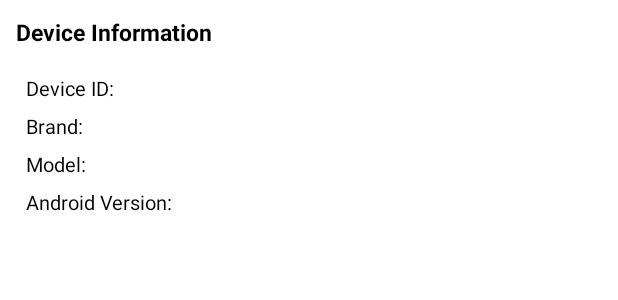
After one commit to AppDev321/Tracking-Kotlin-MVVM, an Android app: the layout fragment_device_form.xml on its own in the app's theme, with its tools: preview values and no code run, on a phone screen of 412 x 824 dp. The commit adds this screen. Shown: the top 300 px of the screen. Run offline under Robolectric (Android 15) with nearby library versions, the phone set to English and light mode, and no system bars.

```diff
--- a/app/src/main/java/com/example/afjtracking/view/activity/NavigationDrawerActivity.kt
+++ b/app/src/main/java/com/example/afjtracking/view/activity/NavigationDrawerActivity.kt
@@ -61,7 +61,8 @@ class NavigationDrawerActivity : BaseActivity() {
                 R.id.nav_vdi_inspection_list,
                 R.id.nav_weekly_inspection,
                 R.id.nav_fuel_form,
-                R.id.nav_report_form
+                R.id.nav_report_form,
+                R.id.nav_device_info
             ), drawerLayout
         )
 
--- a/app/src/main/java/com/example/afjtracking/view/fragment/report/ReportFormFragment.kt
+++ b/app/src/main/java/com/example/afjtracking/view/fragment/report/ReportFormFragment.kt
@@ -131,7 +131,7 @@ class ReportFormFragment : Fragment() {
         // Add observer for score
         reportViewModel.errorsMsg.observe(viewLifecycleOwner, Observer {
             if (it != null) {
-                mBaseActivity.toast(it, false)
+                mBaseActivity.toast(it, true)
                 mBaseActivity.showProgressDialog(false)
                // binding.txtErrorMsg.visibility = View.VISIBLE
                 binding.txtErrorMsg.text = it.toString()
--- /dev/null
+++ b/app/src/main/res/layout/fragment_device_form.xml
@@ -0,0 +1,158 @@
+<?xml version="1.0" encoding="utf-8"?>
+<layout xmlns:android="http://schemas.android.com/apk/res/android"
+    xmlns:app="http://schemas.android.com/apk/res-auto">
+
+    <data>
+
+        <variable
+            name="deviceInfo"
+            type="com.example.afjtracking.model.requests.DeviceDetail" />
+
+
+
+
+    </data>
+
+
+    <LinearLayout
+        android:id="@+id/container_inspection"
+        android:layout_width="match_parent"
+        android:layout_height="match_parent"
+        android:orientation="vertical"
+        android:visibility="visible">
+
+        <TextView
+            android:id="@+id/txt_inpseciton_count"
+            android:layout_width="match_parent"
+            android:layout_height="wrap_content"
+            android:padding="@dimen/_8sdp"
+            android:text="Device Information"
+            android:textColor="@color/black"
+            android:textSize="@dimen/text_heading_body_size"
+            android:textStyle="bold" />
+
+
+        <LinearLayout
+            android:layout_width="match_parent"
+            android:layout_height="wrap_content"
+            android:orientation="vertical"
+            android:padding="@dimen/_5sdp">
+
+
+
+            <LinearLayout
+                android:layout_width="match_parent"
+                android:layout_height="wrap_content"
+                android:layout_marginLeft="@dimen/_8sdp"
+                android:layout_marginRight="@dimen/_8sdp"
+                android:layout_marginBottom="@dimen/_5sdp"
+                android:orientation="horizontal"
+                android:visibility="visible"
+                android:weightSum="2">
+
+                <TextView
+                    android:layout_width="0dp"
+                    android:layout_height="wrap_content"
+                    android:layout_weight="1"
+                    android:text="Device ID:"
+                    android:textColor="@color/black"
+                    android:textSize="@dimen/text_body_normal_size" />
+
+                <TextView
+                    android:layout_width="0dp"
+                    android:layout_height="wrap_content"
+                    android:layout_weight="1"
+                    android:text="@={deviceInfo.deviceID}"
+                    android:textSize="@dimen/text_body_normal_size" />
+            </LinearLayout>
+
+
+
+            <LinearLayout
+                android:layout_width="match_parent"
+                android:layout_height="wrap_content"
+                android:layout_marginLeft="@dimen/_8sdp"
+                android:layout_marginRight="@dimen/_8sdp"
+                android:layout_marginBottom="@dimen/_5sdp"
+                android:orientation="horizontal"
+                android:visibility="visible"
+                android:weightSum="2">
+
+                <TextView
+                    android:layout_width="0dp"
+                    android:layout_height="wrap_content"
+                    android:layout_weight="1"
+                    android:text="Brand:"
+                    android:textColor="@color/black"
+                    android:textSize="@dimen/text_body_normal_size" />
+
+                <TextView
+                    android:layout_width="0dp"
+                    android:layout_height="wrap_content"
+                    android:layout_weight="1"
+                    android:text="@={deviceInfo.brand}"
+                    android:textSize="@dimen/text_body_normal_size" />
+            </LinearLayout>
+
+            <LinearLayout
+                android:layout_width="match_parent"
+                android:layout_height="wrap_content"
+                android:layout_marginLeft="@dimen/_8sdp"
+                android:layout_marginRight="@dimen/_8sdp"
+                android:layout_marginBottom="@dimen/_5sdp"
+                android:orientation="horizontal"
+                android:visibility="visible"
+                android:weightSum="2">
+
+                <TextView
+                    android:layout_width="0dp"
+                    android:layout_height="wrap_content"
+                    android:layout_weight="1"
+                    android:text="Model:"
+                    android:textColor="@color/black"
+                    android:textSize="@dimen/text_body_normal_size" />
+
+                <TextView
+                    android:layout_width="0dp"
+                    android:layout_height="wrap_content"
+                    android:layout_weight="1"
+                    android:text="@={deviceInfo.model}"
+                    android:textSize="@dimen/text_body_normal_size" />
+            </LinearLayout>
+
+            <LinearLayout
+                android:layout_width="match_parent"
+                android:layout_height="wrap_content"
+                android:layout_marginLeft="@dimen/_8sdp"
+                android:layout_marginRight="@dimen/_8sdp"
+                android:layout_marginBottom="@dimen/_5sdp"
+                android:orientation="horizontal"
+                android:visibility="visible"
+                android:weightSum="2">
+
+                <TextView
+                    android:layout_width="0dp"
+                    android:layout_height="wrap_content"
+                    android:layout_weight="1"
+                    android:text="Android Version:"
+                    android:textColor="@color/black"
+                    android:textSize="@dimen/text_body_normal_size" />
+
+                <TextView
+                    android:layout_width="0dp"
+                    android:layout_height="wrap_content"
+                    android:layout_weight="1"
+                    android:text="@={deviceInfo.androidVersion}"
+                    android:textSize="@dimen/text_body_normal_size" />
+            </LinearLayout>
+
+
+
+
+
+
+        </LinearLayout>
+
+
+    </LinearLayout>
+</layout>
--- a/app/src/main/res/menu/activity_main_drawer.xml
+++ b/app/src/main/res/menu/activity_main_drawer.xml
@@ -26,6 +26,11 @@
             android:visible="true"
             android:title="@string/menu_report_fill" />
 
+        <item
+            android:id="@+id/nav_device_info"
+            android:icon="@drawable/ic_menu_gallery"
+            android:visible="true"
+            android:title="@string/menu_device_info" />
 
     </group>
 
--- a/app/src/main/res/navigation/mobile_navigation.xml
+++ b/app/src/main/res/navigation/mobile_navigation.xml
@@ -97,6 +97,11 @@
         android:label="@string/menu_report_fill"
         tools:layout="@layout/fragment_report_from" />
 
+    <fragment
+        android:id="@+id/nav_device_info"
+        android:name="com.example.afjtracking.view.fragment.device.DeviceInfoFragment"
+        android:label="@string/menu_device_info"
+        tools:layout="@layout/fragment_device_form" />
 
 
 </navigation>
--- a/app/src/main/res/values/colors.xml
+++ b/app/src/main/res/values/colors.xml
@@ -13,9 +13,9 @@
 -->
 
 <resources>
-    <color name="colorPrimary">#004AB8</color>
-    <color name="colorPrimaryDark">#004AB8</color>
-    <color name="colorAccent">#004AB8</color>
+    <color name="colorPrimary">#03A9F4</color>
+    <color name="colorPrimaryDark">#03A9F4</color>
+    <color name="colorAccent">#03A9F4</color>
     <color name="light_blue">#D4E0F3</color>
 
 
--- a/app/src/main/res/values/strings.xml
+++ b/app/src/main/res/values/strings.xml
@@ -40,6 +40,7 @@
     <string name="menu_gallery">Gallery</string>
     <string name="menu_fuel_fill">Fuel Filling Form</string>
     <string name="menu_report_fill">Report Form</string>
+    <string name="menu_device_info">Device Info</string>
     <string name="menu_shift_form">My Shift</string>
     <string name="menu_weekly_inspection">Inspections</string>
     <string name="menu_weekly_inspection_form">Inspection</string>
```
Also changed, not shown: app/src/main/java/com/example/afjtracking/utils/AFJUtils.kt (+30 -0 lines), app/src/main/java/com/example/afjtracking/utils/BitmapUtils.kt (added, +110 -0 lines), app/src/main/java/com/example/afjtracking/utils/Constants.kt (+7 -7 lines), app/src/main/java/com/example/afjtracking/view/activity/viewmodel/LoginViewModel.kt (+35 -24 lines), app/src/main/java/com/example/afjtracking/view/fragment/device/DeviceInfoFragment.kt (added, +63 -0 lines), app/src/main/java/com/example/afjtracking/view/fragment/fileupload/FileUploadDialog.kt (+30 -27 lines), app/src/main/res/layout/activity_login.xml (+19 -0 lines).
